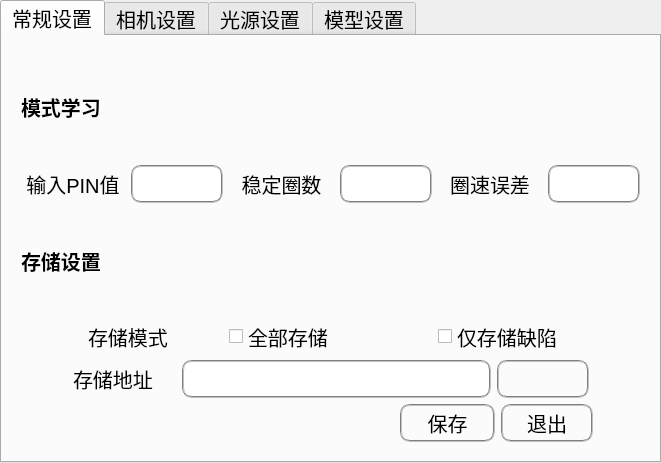
Before: the Qt Designer form FabricUI/ConfigWidget.ui in shuaih7/FabricUI, drawn with Qt 5.
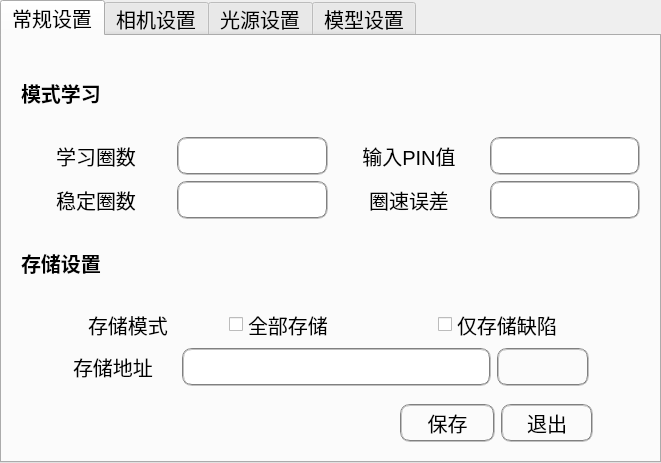
After: the same form once the commit is applied. Icons and pictures are not drawn.

The edit to the form file:
```diff
--- a/FabricUI/ConfigWidget.ui
+++ b/FabricUI/ConfigWidget.ui
@@ -40,7 +40,7 @@
    </attribute>
    <layout class="QGridLayout" name="gridLayout_4">
     <item row="0" column="0">
-     <layout class="QVBoxLayout" name="verticalLayout_4" stretch="2,2,2,2,2,2">
+     <layout class="QVBoxLayout" name="verticalLayout_4" stretch="2,2,2,2,2,2,3">
       <property name="leftMargin">
        <number>10</number>
       </property>
@@ -64,7 +64,24 @@
        </widget>
       </item>
       <item>
-       <layout class="QHBoxLayout" name="horizontalLayout_21" stretch="3,2,3,2,3,2">
+       <layout class="QHBoxLayout" name="horizontalLayout_19" stretch="1,1,1,1">
+        <item>
+         <widget class="QLabel" name="label_28">
+          <property name="text">
+           <string>学习圈数</string>
+          </property>
+          <property name="alignment">
+           <set>Qt::AlignCenter</set>
+          </property>
+         </widget>
+        </item>
+        <item>
+         <widget class="QLineEdit" name="lrRevLine">
+          <property name="styleSheet">
+           <string notr="true">font-size: 20px;height: 30px;width: 80px; border:2px groove gray;border-radius:10px;padding:2px 4px;</string>
+          </property>
+         </widget>
+        </item>
         <item>
          <widget class="QLabel" name="label_25">
           <property name="text">
@@ -82,6 +99,10 @@
           </property>
          </widget>
         </item>
+       </layout>
+      </item>
+      <item>
+       <layout class="QHBoxLayout" name="horizontalLayout_20" stretch="1,1,1,1">
         <item>
          <widget class="QLabel" name="label_26">
           <property name="text">
@@ -227,7 +248,7 @@
       <item>
        <layout class="QHBoxLayout" name="horizontalLayout_18" stretch="8,2,1,1">
         <property name="topMargin">
-         <number>0</number>
+         <number>12</number>
         </property>
         <item>
          <spacer name="horizontalSpacer_34">
```
Left out of the diff: 24 changed lines with no effect on the pictures.
